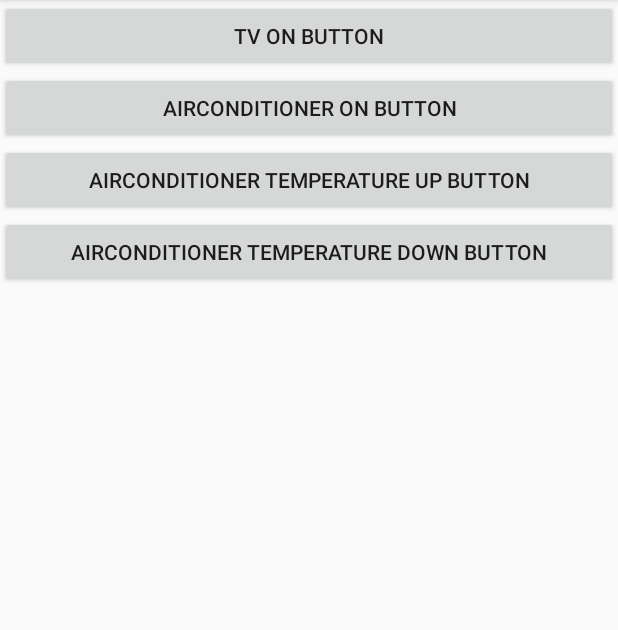
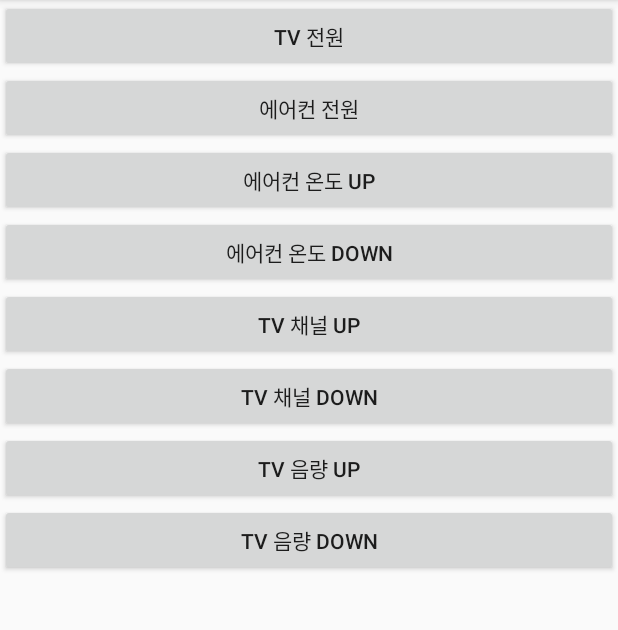
Before and after one commit to kyu9341/UleungCare, an Android app: the screen it shows after launch (ControllerActivity), after a tap on "CONTROLLER", on a phone screen of 412 x 824 dp, the part 84-714 px from its top. Run offline under Robolectric (Android 15) with nearby library versions, the phone set to English and light mode, and no system bars; our stand-ins replace Volley.

Commit message:
버튼 추가 및 변수 재설정

```diff
--- a/android/UleungCare/app/src/main/java/com/example/uleungcare/ControllerActivity.java
+++ b/android/UleungCare/app/src/main/java/com/example/uleungcare/ControllerActivity.java
@@ -34,13 +34,20 @@ public class ControllerActivity extends AppCompatActivity {
 
     private int tvOnOff = 2; // TV 상태 ( 켜짐 : 1, 꺼짐 : 0)
     private int airconOnOff = 2; //  에어컨 상태 ( 켜짐 : 1, 꺼짐 : 0)
-    private int airconTempUp = 0; // 에어컨 온도 up Count
-    private int airconTempDown = 0; // 에어컨 온도 down Count
+    private int airconTempUpDown = 0; // 에어컨 온도 up down
+    private int tvChUpDown = 0; // TV 채널 up down
+    private int tvVolUpDown = 0; //TV 볼륨 up down
+
 
     Button tvonButton;
     Button airconOnButton;
     Button airUpButton;
     Button airDownButton;
+    Button tvVolUp;
+    Button tvChUp;
+    Button tvVolDown;
+    Button tvChDown;
+
 
     private AlertDialog dialog; // 알림창
 
@@ -54,17 +61,46 @@ public class ControllerActivity extends AppCompatActivity {
         airconOnButton = (Button)findViewById(R.id.airconOnButton);
         airUpButton = (Button)findViewById(R.id.airUpButton);
         airDownButton = (Button)findViewById(R.id.airDownButton);
+        tvVolUp = (Button)findViewById(R.id.tvVolUp);
+        tvChUp = (Button)findViewById(R.id.tvChUp);
+        tvVolDown = (Button)findViewById(R.id.tvVolDown);
+        tvChDown = (Button)findViewById(R.id.tvChDown);
+
 
         tvonButton.setOnClickListener(new View.OnClickListener() {
             @Override
             public void onClick(View v) {
 
-                tvOnOff = 2;
+                if(tvOnOff != 1){ // 초기 설정값인 2 이거나 꺼짐 상태인 0 인경우
+                    tvOnOff = 1;
+                }else{ // tv가 켜진경우
+                    tvOnOff = 0;
+                }
+                sendRequest();
+            }
+        });
 
+        airconOnButton.setOnClickListener(new View.OnClickListener() {
+            @Override
+            public void onClick(View v) {
+                if(airconOnOff != 1){ // 초기 설정값인 2 이거나 꺼짐 상태인 0 인경우
+                    airconOnOff = 1;
+                }else{ // 에어컨이 켜진경우
+                    airconOnOff = 0;
+                }
                 sendRequest();
-        }
+            }
+        });
 
-        });
+
+
+
+
+
+
+
+
+
 
         if(AppHelper.requestQueue == null){
             //리퀘스트큐 생성 (MainActivit가 메모리에서 만들어질 때 같이 생성이 될것이다.
@@ -126,8 +162,10 @@ public class ControllerActivity extends AppCompatActivity {
 
                 params.put("tvOnOff", tvOnOff+"");
                 params.put("airconOnOff", airconOnOff+"");
-                params.put("airconTempUp", airconTempUp+"");
-                params.put("airconTempDown", airconTempDown+"");
+                params.put("airconTempUpDown", airconTempUpDown+"");
+                params.put("tvChUpDown", tvChUpDown+"");
+                params.put("tvVolUpDown", tvVolUpDown+"");
+
 
                 return params;
 
--- a/android/UleungCare/app/src/main/java/com/example/uleungcare/MainActivity.java
+++ b/android/UleungCare/app/src/main/java/com/example/uleungcare/MainActivity.java
@@ -25,8 +25,9 @@ public class MainActivity extends AppCompatActivity {
     Button cctvButton;
     Button controllerButton;
     TextView temhumText;
-    float temperature;
-    float humidity;
+    float temperature; // 온도
+    float humidity; // 습도
+    int airconTem; // 현재 에어컨 설정 온도
     String registered_dttm; // 측정시간
 
     Button testButton;
@@ -41,10 +42,11 @@ public class MainActivity extends AppCompatActivity {
         temhumText = (TextView)findViewById(R.id.temhumText);
         testButton = (Button)findViewById(R.id.testButton);
 
+        new MainActivity.BackgroundTask().execute(); // 데이터베이스 연동
+
         testButton.setOnClickListener(new View.OnClickListener() {
             @Override
             public void onClick(View v) {
-                new MainActivity.BackgroundTask().execute(); // 데이터베이스 연동
 
             }
         });
@@ -116,6 +118,8 @@ public class MainActivity extends AppCompatActivity {
 
                 temperature = jsonResponse.getInt("temperature");
                 humidity = jsonResponse.getInt("humidity");
+                airconTem = jsonResponse.getInt("airconTem");
+
                 registered_dttm = jsonResponse.getString("registered_dttm");
 /*
                 JSONObject jsonObject = new JSONObject(result); // 응답 부분 처리
@@ -129,6 +133,7 @@ public class MainActivity extends AppCompatActivity {
 */
 
                 Log.e("temperature = "+temperature, "temperature");
+                Log.e("airconTem = "+airconTem, "airconTem");
 
 
                 temhumText.setText("온도 : "+ temperature+", 습도 : "+humidity+"%");
--- a/android/UleungCare/app/src/main/res/layout/activity_controller.xml
+++ b/android/UleungCare/app/src/main/res/layout/activity_controller.xml
@@ -8,29 +8,57 @@
     <Button
         android:layout_width="match_parent"
         android:layout_height="wrap_content"
-        android:text="TV on Button"
+        android:text="TV 전원"
         android:id="@+id/tvonButton"
         />
 
     <Button
         android:layout_width="match_parent"
         android:layout_height="wrap_content"
-        android:text="Airconditioner on Button"
+        android:text="에어컨 전원"
         android:id="@+id/airconOnButton"
         />
 
     <Button
         android:layout_width="match_parent"
         android:layout_height="wrap_content"
-        android:text="Airconditioner Temperature Up Button"
+        android:text="에어컨 온도 up"
         android:id="@+id/airUpButton"
         />
 
     <Button
         android:layout_width="match_parent"
         android:layout_height="wrap_content"
-        android:text="Airconditioner Temperature Down Button"
+        android:text="에어컨 온도 down"
         android:id="@+id/airDownButton"
         />
 
+    <Button
+        android:layout_width="match_parent"
+        android:layout_height="wrap_content"
+        android:text="TV 채널 up"
+        android:id="@+id/tvChUp"
+        />
+
+    <Button
+        android:layout_width="match_parent"
+        android:layout_height="wrap_content"
+        android:text="TV 채널 down"
+        android:id="@+id/tvChDown"
+        />
+
+    <Button
+        android:layout_width="match_parent"
+        android:layout_height="wrap_content"
+        android:text="TV 음량 up"
+        android:id="@+id/tvVolUp"
+        />
+
+    <Button
+        android:layout_width="match_parent"
+        android:layout_height="wrap_content"
+        android:text="TV 음량 down"
+        android:id="@+id/tvVolDown"
+        />
+
 </LinearLayout>
```
